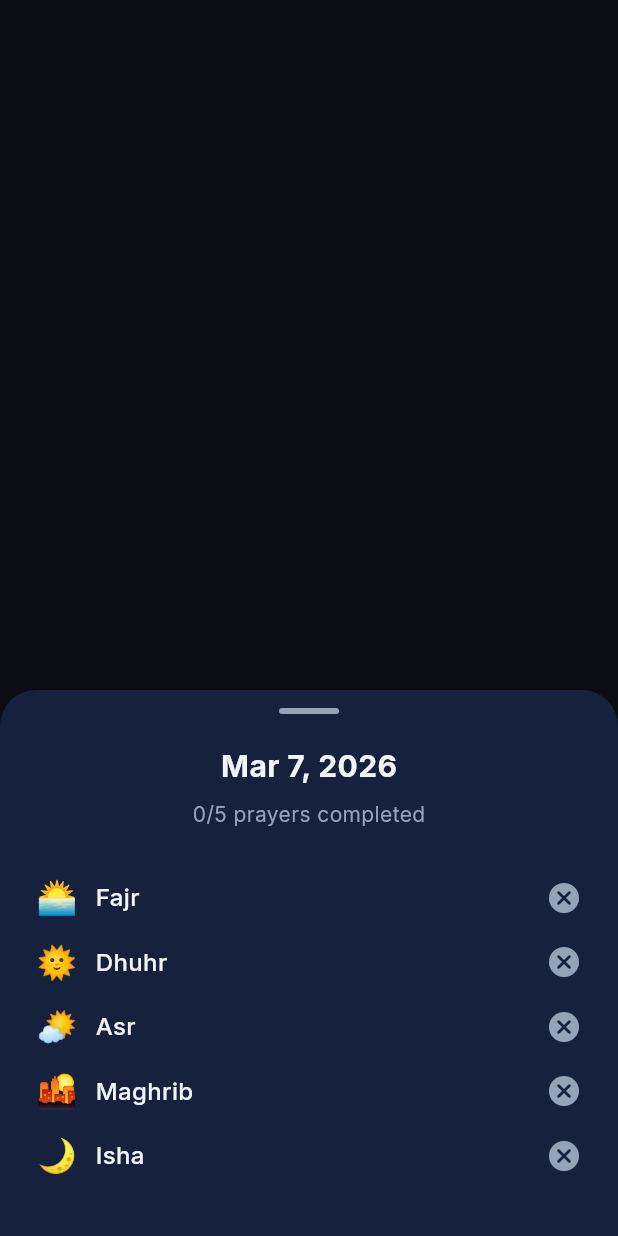
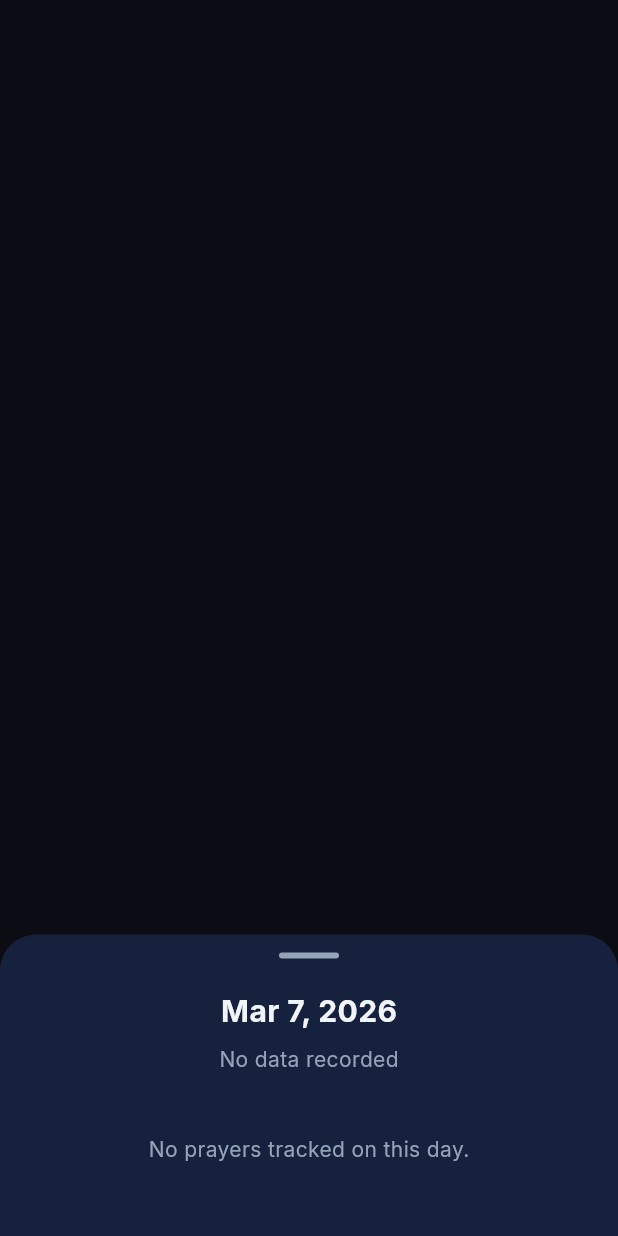
Before and after one commit to M7mdAbolila/Raqiq, a Flutter app: what showDayDetailsBottomSheet() shows on an empty page, opened directly with empty values, on a phone screen of 412 x 824 dp. Run offline on Flutter 3.47's test engine with Material 3 defaults, Android fonts, the light colour scheme and no system bars; our stand-ins replace confetti, equatable, flutter_animate, flutter_bloc, get_it, google_fonts and 2 more; missing offline and left inert: contribution_heatmap; accounts and stored records are empty; generated files the repository leaves out were written again.

Commit message:
fix: ensure actual prayer data is shown in day detail bottom sheet
- Refactor PrayerState to store full PrayerDay entities for the year
- Update DayDetailBottomSheet to use actual data instead of fabricated counts
- Update HeatmapSection to handle entity-based data map

```diff
--- a/lib/features/prayer_tracker/presentation/cubit/prayer_state.dart
+++ b/lib/features/prayer_tracker/presentation/cubit/prayer_state.dart
@@ -11,6 +11,7 @@ abstract class PrayerState extends Equatable {
 class PrayerInitial extends PrayerState {
   const PrayerInitial();
 }
+
 class PrayerLoading extends PrayerState {
   const PrayerLoading();
 }
@@ -18,7 +19,7 @@ class PrayerLoading extends PrayerState {
 class PrayerLoaded extends PrayerState {
   final PrayerDay today;
 
-  final Map<DateTime, int> heatmapData;
+  final Map<DateTime, PrayerDay> heatmapData;
 
   final int streak;
 
@@ -33,7 +34,7 @@ class PrayerLoaded extends PrayerState {
 
   PrayerLoaded copyWith({
     PrayerDay? today,
-    Map<DateTime, int>? heatmapData,
+    Map<DateTime, PrayerDay>? heatmapData,
     int? streak,
     bool? showConfetti,
   }) {
--- a/lib/features/prayer_tracker/presentation/widgets/day_detail_bottom_sheet.dart
+++ b/lib/features/prayer_tracker/presentation/widgets/day_detail_bottom_sheet.dart
@@ -106,22 +106,7 @@ class DayDetailBottomSheet extends StatelessWidget {
     DateTime date,
   ) {
     final normalized = AppDateUtils.normalizeDate(date);
-    final completedCount = state.heatmapData[normalized] ?? 0;
-
-    PrayerDay? dayData;
-    if (normalized == AppDateUtils.normalizeDate(state.today.date)) {
-      dayData = state.today;
-    } else if (completedCount > 0) {
-      dayData = PrayerDay(
-        id: 0,
-        date: normalized,
-        fajr: completedCount >= 1,
-        dhuhr: completedCount >= 2,
-        asr: completedCount >= 3,
-        maghrib: completedCount >= 4,
-        isha: completedCount >= 5,
-      );
-    }
+    final dayData = state.heatmapData[normalized];
 
     showModalBottomSheet(
       context: context,
--- a/lib/features/prayer_tracker/presentation/widgets/heatmap_section.dart
+++ b/lib/features/prayer_tracker/presentation/widgets/heatmap_section.dart
@@ -1,9 +1,10 @@
 import 'package:flutter/material.dart';
 import 'package:contribution_heatmap/contribution_heatmap.dart';
+import '../../domain/entities/prayer_day.dart';
 import '../../../../app/theme/app_colors.dart';
 
 class HeatmapSection extends StatelessWidget {
-  final Map<DateTime, int> heatmapData;
+  final Map<DateTime, PrayerDay> heatmapData;
   final void Function(DateTime date, int value)? onDayTap;
 
   const HeatmapSection({super.key, required this.heatmapData, this.onDayTap});
@@ -14,7 +15,7 @@ class HeatmapSection extends StatelessWidget {
     final now = DateTime.now();
 
     final entries = heatmapData.entries
-        .map((e) => ContributionEntry(e.key, e.value))
+        .map((e) => ContributionEntry(e.key, e.value.completedCount))
         .toList();
 
     return Container(
```
Also changed, not shown: lib/features/prayer_tracker/presentation/cubit/prayer_cubit.dart (+5 -5 lines).
